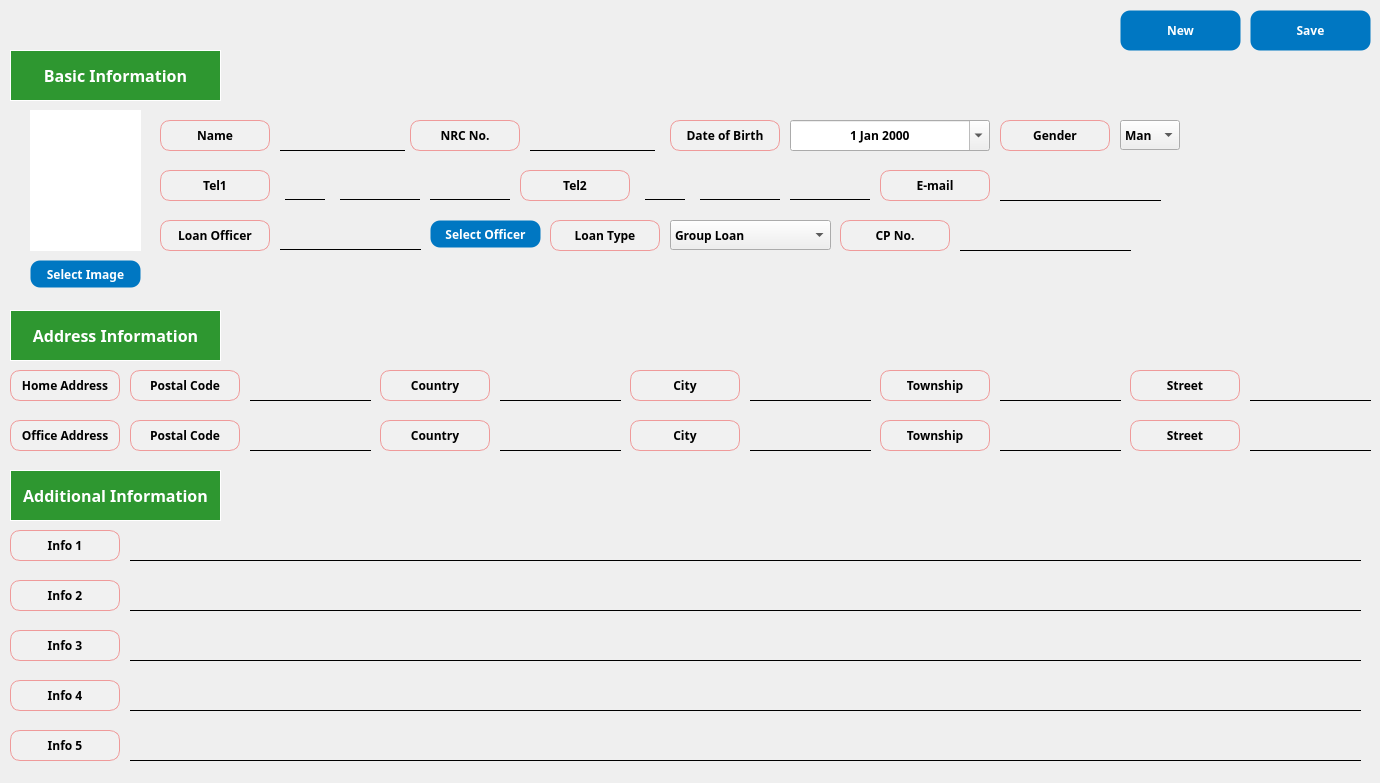
This is app/src/pages/registration/guarantor.ui in DY-Microfinance-Customer-Management/dymf-algorithm as Qt 5 draws it before an edit. The edited form follows.
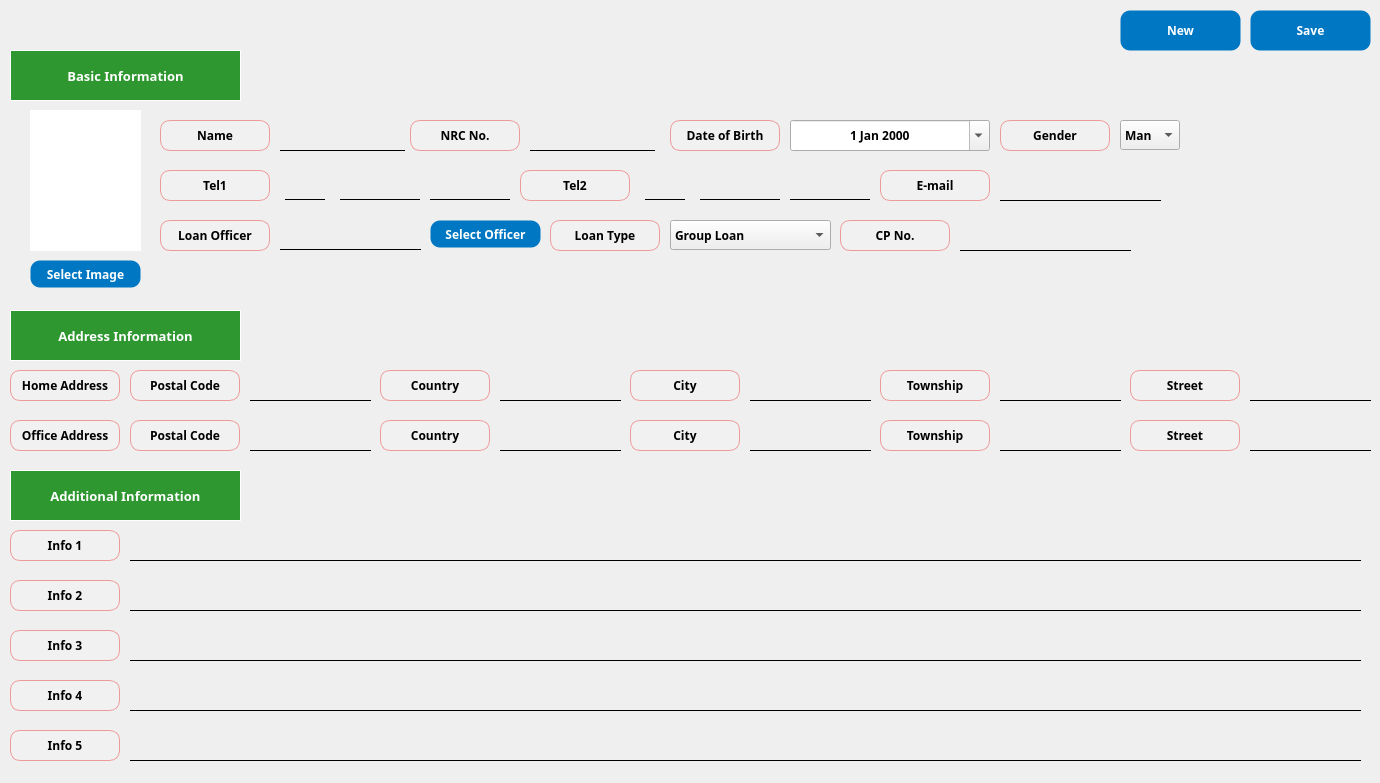
This is the edited form.

The edit to the form file:
```diff
--- a/app/src/pages/registration/guarantor.ui
+++ b/app/src/pages/registration/guarantor.ui
@@ -2495,14 +2495,14 @@
      <rect>
       <x>10</x>
       <y>50</y>
-      <width>211</width>
+      <width>231</width>
       <height>51</height>
      </rect>
     </property>
     <property name="font">
      <font>
       <family>Arial Black</family>
-      <pointsize>12</pointsize>
+      <pointsize>10</pointsize>
       <weight>75</weight>
       <bold>true</bold>
      </font>
@@ -2526,14 +2526,14 @@
      <rect>
       <x>10</x>
       <y>470</y>
-      <width>211</width>
+      <width>231</width>
       <height>51</height>
      </rect>
     </property>
     <property name="font">
      <font>
       <family>Arial Black</family>
-      <pointsize>12</pointsize>
+      <pointsize>10</pointsize>
       <weight>75</weight>
       <bold>true</bold>
      </font>
@@ -2557,14 +2557,14 @@
      <rect>
       <x>10</x>
       <y>310</y>
-      <width>211</width>
+      <width>231</width>
       <height>51</height>
      </rect>
     </property>
     <property name="font">
      <font>
       <family>Arial Black</family>
-      <pointsize>12</pointsize>
+      <pointsize>10</pointsize>
       <weight>75</weight>
       <bold>true</bold>
      </font>
```
